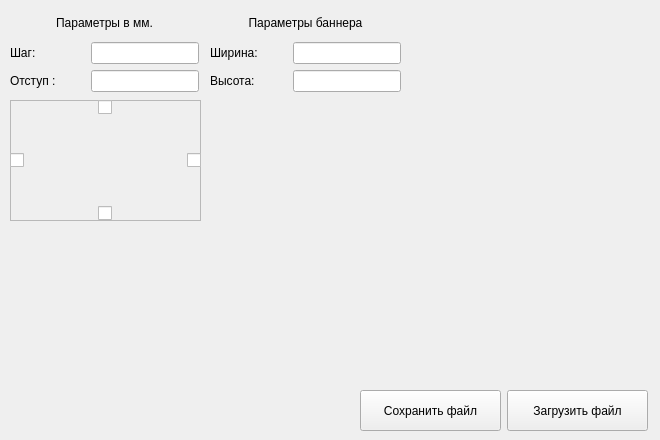
Above: luvers_app.ui from ak4code/luvers before the change. Below: the same form after it.
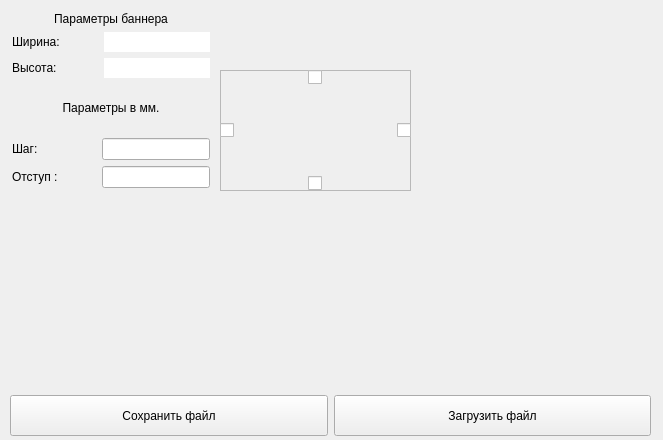
That is the form after the change.

The edit to the form file:
```diff
--- a/luvers_app.ui
+++ b/luvers_app.ui
@@ -6,7 +6,7 @@
    <rect>
     <x>0</x>
     <y>0</y>
-    <width>660</width>
+    <width>663</width>
     <height>440</height>
    </rect>
   </property>
@@ -17,8 +17,8 @@
    <widget class="QFrame" name="frame">
     <property name="geometry">
      <rect>
-      <x>10</x>
-      <y>100</y>
+      <x>220</x>
+      <y>70</y>
       <width>191</width>
       <height>121</height>
      </rect>
@@ -97,16 +97,98 @@
      </layout>
     </widget>
    </widget>
-   <widget class="QWidget" name="layoutWidget">
+   <widget class="QWidget" name="">
     <property name="geometry">
      <rect>
-      <x>10</x>
-      <y>10</y>
-      <width>189</width>
-      <height>82</height>
+      <x>12</x>
+      <y>12</y>
+      <width>198</width>
+      <height>176</height>
      </rect>
     </property>
+    <layout class="QVBoxLayout" name="verticalLayout_3">
+     <item>
     <layout class="QVBoxLayout" name="verticalLayout">
+       <item>
+        <layout class="QVBoxLayout" name="verticalLayout_2">
+         <item>
+          <widget class="QLabel" name="banerLabel">
+           <property name="text">
+            <string>Параметры баннера</string>
+           </property>
+           <property name="alignment">
+            <set>Qt::AlignCenter</set>
+           </property>
+          </widget>
+         </item>
+         <item>
+          <layout class="QHBoxLayout" name="horizontalLayout_3">
+           <item>
+            <widget class="QLabel" name="label">
+             <property name="sizePolicy">
+              <sizepolicy hsizetype="Preferred" vsizetype="Maximum">
+               <horstretch>0</horstretch>
+               <verstretch>0</verstretch>
+              </sizepolicy>
+             </property>
+             <property name="text">
+              <string>Ширина:</string>
+             </property>
+            </widget>
+           </item>
+           <item>
+            <widget class="QLineEdit" name="banerWidth">
+             <property name="sizePolicy">
+              <sizepolicy hsizetype="Fixed" vsizetype="Fixed">
+               <horstretch>0</horstretch>
+               <verstretch>0</verstretch>
+              </sizepolicy>
+             </property>
+             <property name="frame">
+              <bool>false</bool>
+             </property>
+             <property name="readOnly">
+              <bool>true</bool>
+             </property>
+            </widget>
+           </item>
+          </layout>
+         </item>
+         <item>
+          <layout class="QHBoxLayout" name="horizontalLayout_4">
+           <item alignment="Qt::AlignLeft">
+            <widget class="QLabel" name="label_2">
+             <property name="sizePolicy">
+              <sizepolicy hsizetype="Preferred" vsizetype="Maximum">
+               <horstretch>0</horstretch>
+               <verstretch>0</verstretch>
+              </sizepolicy>
+             </property>
+             <property name="text">
+              <string>Высота:</string>
+             </property>
+            </widget>
+           </item>
+           <item alignment="Qt::AlignRight">
+            <widget class="QLineEdit" name="banerHeight">
+             <property name="sizePolicy">
+              <sizepolicy hsizetype="Fixed" vsizetype="Fixed">
+               <horstretch>0</horstretch>
+               <verstretch>0</verstretch>
+              </sizepolicy>
+             </property>
+             <property name="frame">
+              <bool>false</bool>
+             </property>
+             <property name="readOnly">
+              <bool>true</bool>
+             </property>
+            </widget>
+           </item>
+          </layout>
+         </item>
+        </layout>
+       </item>
      <item>
       <widget class="QLabel" name="techLabel">
        <property name="text">
@@ -160,16 +242,20 @@
       </layout>
      </item>
     </layout>
+     </item>
+    </layout>
    </widget>
    <widget class="QWidget" name="">
     <property name="geometry">
      <rect>
-      <x>360</x>
-      <y>390</y>
-      <width>288</width>
+      <x>10</x>
+      <y>395</y>
+      <width>641</width>
       <height>41</height>
      </rect>
     </property>
+    <layout class="QGridLayout" name="gridLayout_2">
+     <item row="0" column="0">
     <layout class="QHBoxLayout" name="horizontalLayout_5">
      <item>
       <widget class="QPushButton" name="btnSaveFile">
@@ -195,85 +281,11 @@
        <property name="text">
         <string>Загрузить файл</string>
        </property>
-      </widget>
-     </item>
-    </layout>
-   </widget>
-   <widget class="QWidget" name="">
-    <property name="geometry">
-     <rect>
-      <x>210</x>
-      <y>10</y>
-      <width>191</width>
-      <height>82</height>
-     </rect>
-    </property>
-    <layout class="QVBoxLayout" name="verticalLayout_2">
-     <item>
-      <widget class="QLabel" name="banerLabel">
-       <property name="text">
-        <string>Параметры баннера</string>
-       </property>
-       <property name="alignment">
-        <set>Qt::AlignCenter</set>
-       </property>
-      </widget>
-     </item>
-     <item>
-      <layout class="QHBoxLayout" name="horizontalLayout_3">
-       <item>
-        <widget class="QLabel" name="label">
-         <property name="sizePolicy">
-          <sizepolicy hsizetype="Preferred" vsizetype="Maximum">
-           <horstretch>0</horstretch>
-           <verstretch>0</verstretch>
-          </sizepolicy>
-         </property>
-         <property name="text">
-          <string>Ширина:</string>
-         </property>
-        </widget>
-       </item>
-       <item>
-        <widget class="QLineEdit" name="banerWidth">
-         <property name="sizePolicy">
-          <sizepolicy hsizetype="Fixed" vsizetype="Fixed">
-           <horstretch>0</horstretch>
-           <verstretch>0</verstretch>
-          </sizepolicy>
-         </property>
-         <property name="readOnly">
-          <bool>true</bool>
-         </property>
-        </widget>
-       </item>
-      </layout>
-     </item>
-     <item>
-      <layout class="QHBoxLayout" name="horizontalLayout_4">
-       <item alignment="Qt::AlignLeft">
-        <widget class="QLabel" name="label_2">
-         <property name="sizePolicy">
-          <sizepolicy hsizetype="Preferred" vsizetype="Maximum">
-           <horstretch>0</horstretch>
-           <verstretch>0</verstretch>
-          </sizepolicy>
-         </property>
-         <property name="text">
-          <string>Высота:</string>
-         </property>
-        </widget>
-       </item>
-       <item alignment="Qt::AlignRight">
-        <widget class="QLineEdit" name="banerHeight">
-         <property name="sizePolicy">
-          <sizepolicy hsizetype="Fixed" vsizetype="Fixed">
-           <horstretch>0</horstretch>
-           <verstretch>0</verstretch>
-          </sizepolicy>
-         </property>
-         <property name="readOnly">
-          <bool>true</bool>
+         <property name="default">
+          <bool>false</bool>
+         </property>
+         <property name="flat">
+          <bool>false</bool>
          </property>
         </widget>
        </item>
```
Lines whose indentation alone changed are shown as unchanged.
